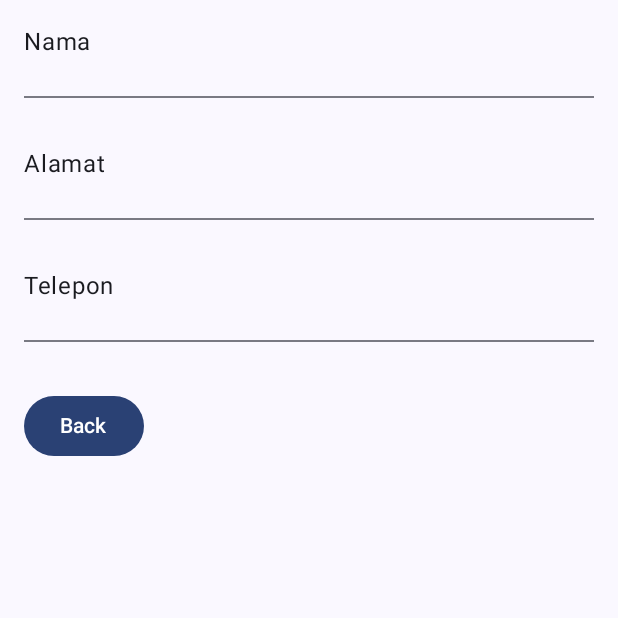
After one commit to Dinawulan14/028_NavigationWithData, an Android app built with Jetpack Compose: the composable HalamanIsiUser shown on its own in the app's theme, on a phone screen of 412 x 824 dp, the top half of it. The commit adds this screen. Run offline under Robolectric (Android 15) with nearby library versions, the phone set to English and light mode, and no system bars.

Commit message:
membuat halaman user

```diff
--- /dev/null
+++ b/app/src/main/java/com/example/navigationwithdata/HalamanIsiUser.kt
@@ -0,0 +1,43 @@
+package com.example.navigationwithdata
+
+import android.widget.Button
+import androidx.compose.foundation.layout.Column
+import androidx.compose.foundation.layout.Spacer
+import androidx.compose.foundation.layout.fillMaxSize
+import androidx.compose.foundation.layout.padding
+import androidx.compose.material3.Button
+import androidx.compose.material3.Divider
+import androidx.compose.material3.Text
+import androidx.compose.runtime.Composable
+import androidx.compose.ui.Modifier
+import androidx.compose.ui.res.stringResource
+import androidx.compose.ui.unit.dp
+import com.example.navigationwithdata.data.OrderUIState
+
+@Composable
+fun HalamanIsiUser(
+    orderUIState: OrderUIState,
+    onClickBackButton: () -> Unit
+){
+    Column(
+        modifier = Modifier
+            .padding(16.dp)
+            .fillMaxSize()
+    ){
+        Text(text = "Nama")
+        Text(text = orderUIState.nama)
+        Divider()
+        Spacer(modifier = Modifier.padding(16.dp))
+        Text(text = "Alamat")
+        Text(text = orderUIState.alamat)
+        Divider()
+        Spacer(modifier = Modifier.padding(16.dp))
+        Text(text = "Telepon")
+        Text(text = orderUIState.telepon)
+        Divider()
+        Spacer(modifier = Modifier.padding(16.dp))
+        Button(onClickBackButton){
+            Text(text = stringResource(id = R.string.btn_back))
+        }
+    }
+}
--- a/app/src/main/java/com/example/navigationwithdata/HalamanSatu.kt
+++ b/app/src/main/java/com/example/navigationwithdata/HalamanSatu.kt
@@ -78,6 +78,7 @@ fun HalamanSatu(
                 .weight(1f, false),
                 horizontalArrangement = Arrangement.spacedBy(dimensionResource(R.dimen.padding_medium)),
                 ){
+
                 OutlinedTextField(value = textJmBeli,
                     singleLine = true,
                     shape = MaterialTheme.shapes.large,
--- a/app/src/main/java/com/example/navigationwithdata/data/OrderUIState.kt
+++ b/app/src/main/java/com/example/navigationwithdata/data/OrderUIState.kt
@@ -4,4 +4,7 @@ data class OrderUIState(
     val jumlah: Int = 0,
     val rasa: String = "",
     val harga: String ="",
+    val nama: String ="",
+    val alamat: String ="",
+    val telepon: String =""
 )
--- a/app/src/main/res/values/strings.xml
+++ b/app/src/main/res/values/strings.xml
@@ -1,6 +1,11 @@
 <resources>
     <string name="app_name">EsJumbo</string>
     <string name="back_button">Kembali</string>
+    <string name="nama">Nama</string>
+    <string name="alamat">Alamat</string>
+    <string name="telepon">Telepon</string>
+    <string name="btn_submit">Submit</string>
+    <string name="btn_back">Back</string>
     <string name="confirm">Konfirmasi</string>
     <string name="next">Lanjut</string>
     <string name="cancel">Batal</string>
```
Also changed, not shown: app/src/main/java/com/example/navigationwithdata/HalamanUser.kt (added, +68 -0 lines), app/src/main/java/com/example/navigationwithdata/MainActivity.kt (+7 -0 lines), app/src/main/java/com/example/navigationwithdata/OrderViewModel.kt (+9 -0 lines), app/src/main/java/com/example/navigationwithdata/PengelolaHalaman.kt (+20 -4 lines).
